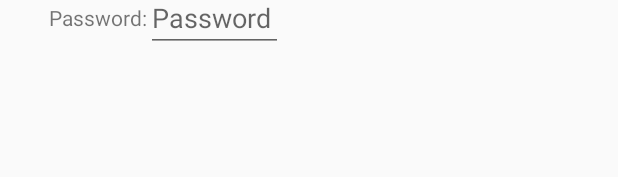
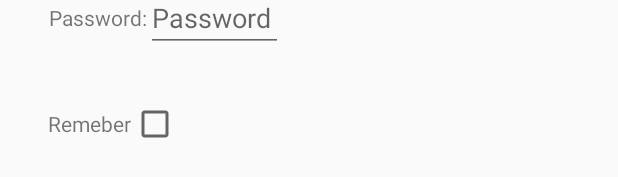
Before and after one commit to royspartyman/project2-steampunked-game, an Android app: the layout dialogue_login_user.xml on its own in the app's theme, with its tools: preview values and no code run, on a phone screen of 412 x 824 dp. Shown: the part 180-357 px from the top of the screen. Run offline under Robolectric (Android 15) with nearby library versions, the phone set to English and light mode, and no system bars.

Commit message:
User login remember me preferences complete

```diff
--- a/app/src/main/res/layout/dialogue_login_user.xml
+++ b/app/src/main/res/layout/dialogue_login_user.xml
@@ -57,4 +57,27 @@
 
     </LinearLayout>
 
+    <LinearLayout
+        android:layout_margin="16dp"
+        android:layout_width="match_parent"
+        android:layout_height="match_parent"
+        android:orientation="horizontal">
+
+        <TextView
+            fontPath="fonts/santa.ttf"
+            android:layout_width="wrap_content"
+            android:layout_height="match_parent"
+            android:gravity="center_horizontal|center_vertical"
+            android:text="Remeber"
+            />
+
+        <CheckBox
+            fontPath="fonts/santa.ttf"
+            android:id="@+id/remember_me"
+            android:layout_width="match_parent"
+            android:layout_height="wrap_content" />
+
+    </LinearLayout>
+
+
 </LinearLayout>
```
Also changed, not shown: app/src/main/java/edu/msu/perrym23/project2/LoginUserActivity.java (+40 -1 lines).
